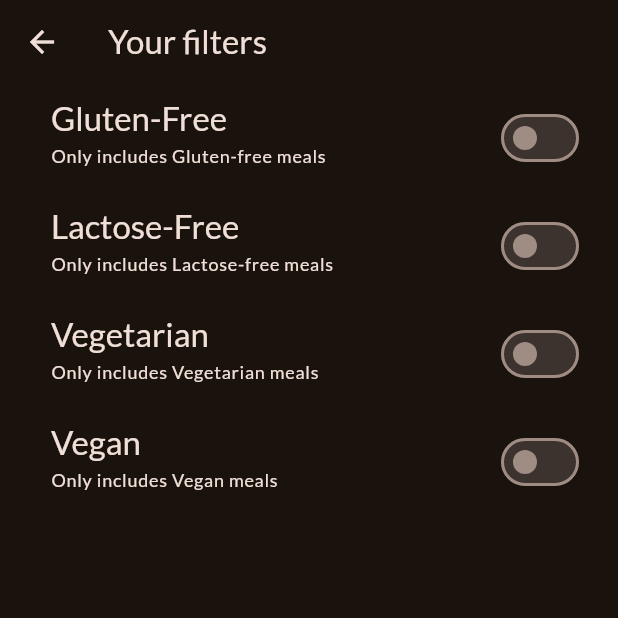
After one commit to piyusshh07/Meals_app, a Flutter app: the filters_Screen screen opened directly, on a phone screen of 412 x 824 dp, the top half of it. The commit adds this screen. Run offline on Flutter 3.47's test engine with Material 3 defaults, Android fonts, the phone set to English and light mode, and no system bars; our stand-ins replace google_fonts, transparent_image.

Commit message:
filters design added

```diff
--- /dev/null
+++ b/lib/screens/filters.dart
@@ -0,0 +1,116 @@
+import 'package:flutter/cupertino.dart';
+import 'package:flutter/material.dart';
+import 'package:meals_app/screens/tabs.dart';
+import 'package:meals_app/widgets/main_drawer.dart';
+enum Filter {glutenfree,lactosefree,vegan,vegetarian}
+
+class filters_Screen extends StatefulWidget{
+  const filters_Screen({super.key});
+
+  @override
+  State<filters_Screen> createState() {
+    return _filterstate();
+  }
+}
+
+class _filterstate extends State<filters_Screen>{
+
+  var _glutenfreefilterset=false;
+  var _lactosefreefilterset=false;
+  var _vegetarianfilterset=false;
+  var _veganfilterset=false;
+
+
+
+  @override
+  Widget build(BuildContext context) {
+    return Scaffold(
+      appBar: AppBar(
+        title: Text("Your filters"),
+      ),
+      body: PopScope(
+        canPop: false,
+        onPopInvoked: (bool didPop) {
+          if(didPop) return;
+          Navigator.of(context).pop({
+            Filter.glutenfree: _glutenfreefilterset,
+            Filter.lactosefree: _lactosefreefilterset,
+            Filter.vegetarian: _vegetarianfilterset,
+            Filter.vegan: _veganfilterset,
+          });
+        },
+        child:
+        Column(
+        children: [
+          SwitchListTile(
+            value: _glutenfreefilterset,
+            onChanged: (isChecked){
+              setState(() {
+                _glutenfreefilterset=isChecked;
+              });
+            },
+            title: Text("Gluten-Free",style: Theme.of(context).textTheme.titleLarge!.copyWith(color: Theme.of(context).colorScheme.onBackground),),
+          subtitle: Text("Only includes Gluten-free meals", style: Theme.of(context).textTheme.labelMedium!.copyWith(color: Theme.of(context).colorScheme.onBackground),),
+          activeColor: Theme.of(context).colorScheme.tertiary
+          ,contentPadding: EdgeInsets.only(left: 34,right: 22),
+
+
+          ),
+          SwitchListTile(
+            value: _lactosefreefilterset,
+            onChanged: (isChecked){
+              setState(() {
+                _lactosefreefilterset=isChecked;
+              });
+            },
+            title: Text("Lactose-Free",style: Theme.of(context).textTheme.titleLarge!.copyWith(color: Theme.of(context).colorScheme.onBackground),),
+            subtitle: Text("Only includes Lactose-free meals", style: Theme.of(context).textTheme.labelMedium!.copyWith(color: Theme.of(context).colorScheme.onBackground),),
+            activeColor: Theme.of(context).colorScheme.tertiary
+            ,contentPadding: EdgeInsets.only(left: 34,right: 22),
+
+
+          ),
+          SwitchListTile(
+            value: _vegetarianfilterset,
+            onChanged: (isChecked){
+              setState(() {
+                _vegetarianfilterset=isChecked;
+              });
+            },
+            title: Text("Vegetarian",style: Theme.of(context).textTheme.titleLarge!.copyWith(color: Theme.of(context).colorScheme.onBackground),),
+            subtitle: Text("Only includes Vegetarian meals", style: Theme.of(context).textTheme.labelMedium!.copyWith(color: Theme.of(context).colorScheme.onBackground),),
+            activeColor: Theme.of(context).colorScheme.tertiary
+            ,contentPadding: EdgeInsets.only(left: 34,right: 22),
+
+
+          ),
+          SwitchListTile(
+            value: _veganfilterset,
+            onChanged: (isChecked){
+              setState(() {
+                _veganfilterset=isChecked;
+              });
+            },
+            title: Text("Vegan",style: Theme.of(context).textTheme.titleLarge!.copyWith(color: Theme.of(context).colorScheme.onBackground),),
+            subtitle: Text("Only includes Vegan meals", style: Theme.of(context).textTheme.labelMedium!.copyWith(color: Theme.of(context).colorScheme.onBackground),),
+            activeColor: Theme.of(context).colorScheme.tertiary
+            ,contentPadding: EdgeInsets.only(left: 34,right: 22),
+
+
+          ),
+        ],
+      ),)
+      // drawer: MainDrawer(onSelectScreen: (identifier) {
+      //   Navigator.of(context).pop();
+      //   if(identifier=="meals"){
+      //     Navigator.of(context).push(MaterialPageRoute(builder: (ctx)=>TabsScreen()));
+      //   }
+      //   else{
+      //
+      //   }
+      // },),
+    )
+
+      ;
+  }
+}
--- a/lib/widgets/main_drawer.dart
+++ b/lib/widgets/main_drawer.dart
@@ -2,7 +2,9 @@ import 'package:flutter/cupertino.dart';
 import 'package:flutter/material.dart';
 
 class MainDrawer extends StatelessWidget{
-  MainDrawer({super.key});
+  MainDrawer({super.key,required this.onSelectScreen});
+
+  final void Function (String identifier) onSelectScreen;
   @override
   Widget build(BuildContext context) {
     return Drawer(
@@ -35,7 +37,7 @@ class MainDrawer extends StatelessWidget{
               color: Theme.of(context).colorScheme.primary,fontSize: 24 )
             ,),
             onTap: (){
-            //  Navigator.of(context).push(route)
+              onSelectScreen("meals");
             },
           )
           ,ListTile(
@@ -44,7 +46,7 @@ class MainDrawer extends StatelessWidget{
             textTheme.titleSmall!.copyWith(
                 color: Theme.of(context).colorScheme.primary,fontSize: 24 )
               ,),
-            onTap: (){},
+            onTap: (){onSelectScreen("filters");},
           )
         ],
       ),
```
Also changed, not shown: lib/screens/tabs.dart (+43 -31 lines).
